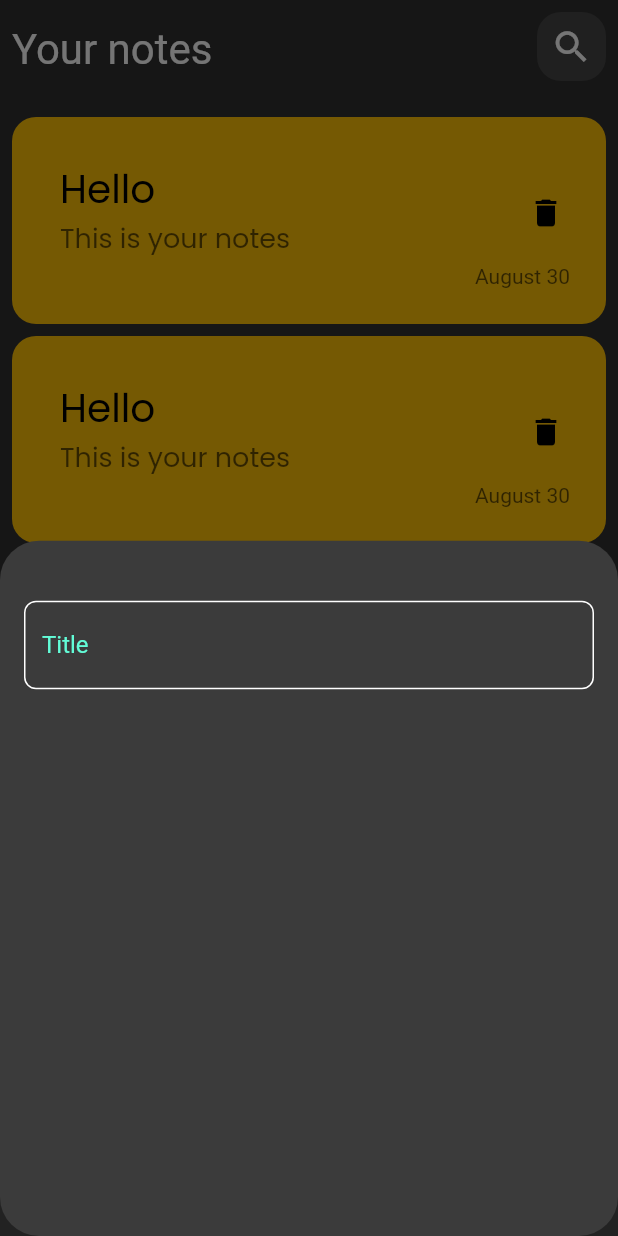
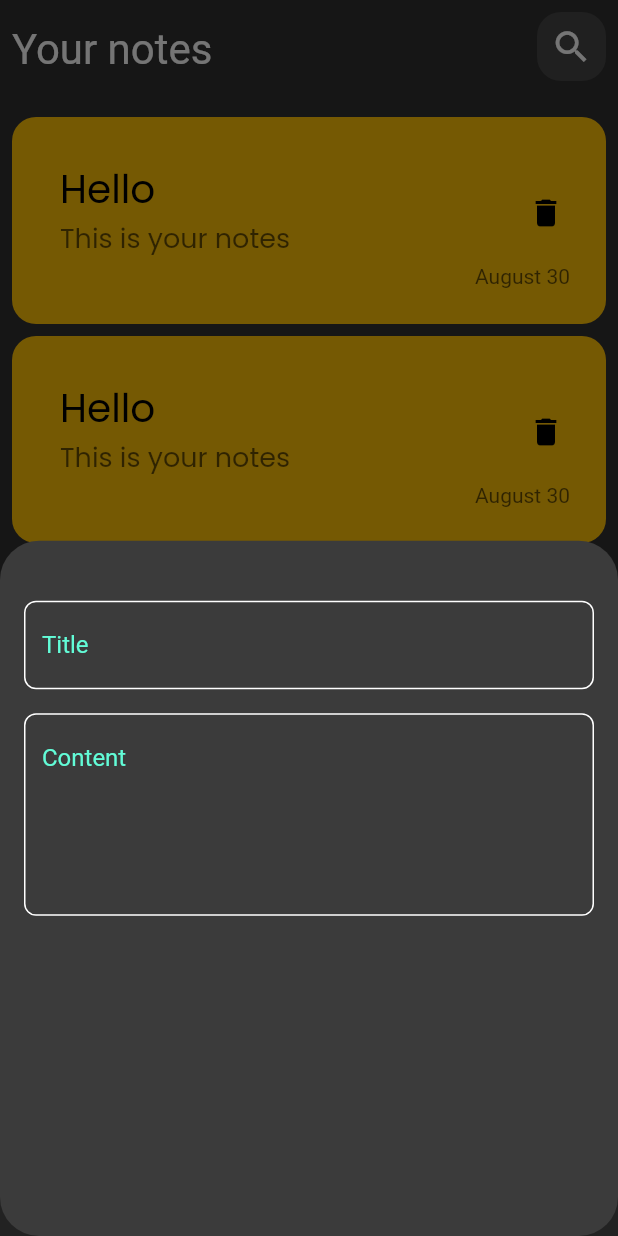
Before and after one commit to 13octt/Note-App, a Flutter app: the screen it shows after launch, after a tap on the "add" icon, on a phone screen of 412 x 824 dp. Run offline on Flutter 3.47's test engine with Material 2 defaults, Android fonts, the phone set to English and light mode, and no system bars.

Commit message:
add content field

```diff
--- a/lib/views/note_view.dart
+++ b/lib/views/note_view.dart
@@ -13,6 +13,7 @@ class NoteView extends StatelessWidget {
             showModalBottomSheet(
                 shape: RoundedRectangleBorder(
                     borderRadius: BorderRadius.circular(26)),
+
                 context: context,
                 builder: (context) {
                   return const AddNoteBottomSheet();
--- a/lib/views/widgets/add_bottom_sheet.dart
+++ b/lib/views/widgets/add_bottom_sheet.dart
@@ -1,5 +1,5 @@
 import 'package:flutter/material.dart';
-import 'package:note_app/views/widgets/custom_text_view.dart';
+import 'package:note_app/views/widgets/custom_text_field.dart';
 
 class AddNoteBottomSheet extends StatelessWidget {
   const AddNoteBottomSheet({super.key});
@@ -18,7 +18,17 @@ class AddNoteBottomSheet extends StatelessWidget {
           SizedBox(
             height: 24,
           ),
-          CustomTextField(),
+          CustomTextField(
+            hint: 'Title',
+            maxLines: 1,
+          ),
+          SizedBox(
+            height: 16,
+          ),
+          CustomTextField(
+            hint: 'Content',
+            maxLines: 5,
+          ),
         ]),
       ),
     );
--- a/lib/views/widgets/custom_text_view.dart
+++ b/lib/views/widgets/custom_text_field.dart
@@ -2,14 +2,18 @@ import 'package:flutter/material.dart';
 import 'package:note_app/constants.dart';
 
 class CustomTextField extends StatelessWidget {
-  const CustomTextField({super.key});
+  const CustomTextField({super.key, required this.hint, required this.maxLines});
+
+  final String hint;
+  final int maxLines;
 
   @override
   Widget build(BuildContext context) {
     return TextField(
       cursorColor: kPrimaryColor,
+      maxLines: maxLines,
       decoration: InputDecoration(
-        hintText: 'Title',
+        hintText: hint,
         hintStyle: const TextStyle(
           color: kPrimaryColor,
         ),
```
